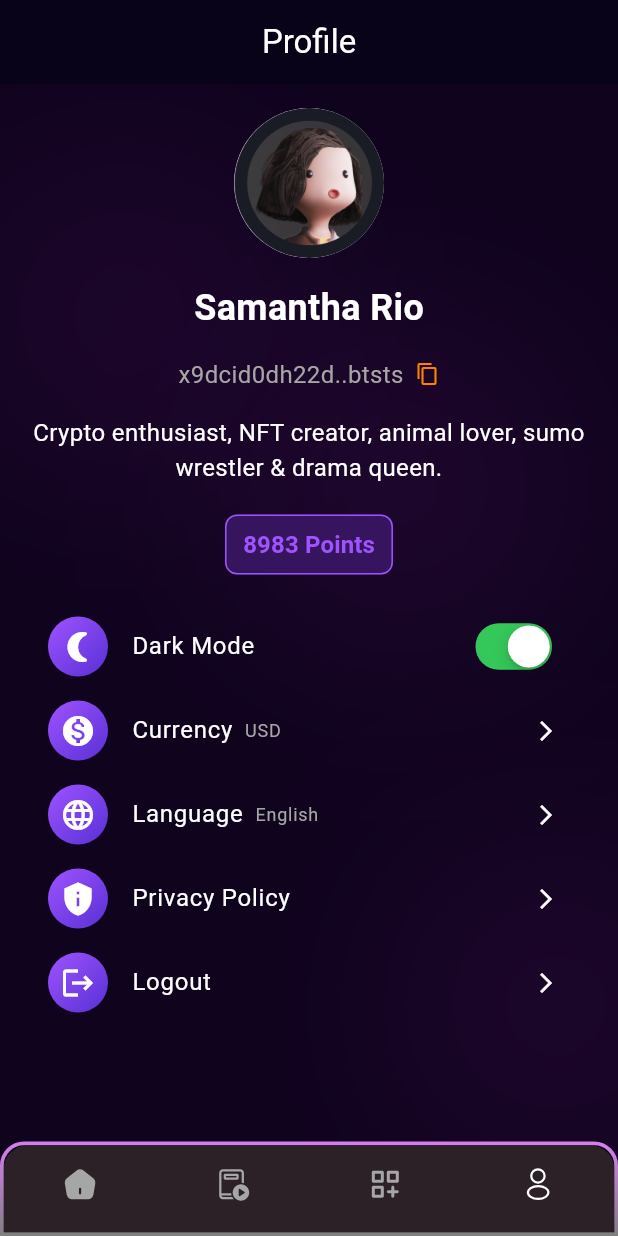
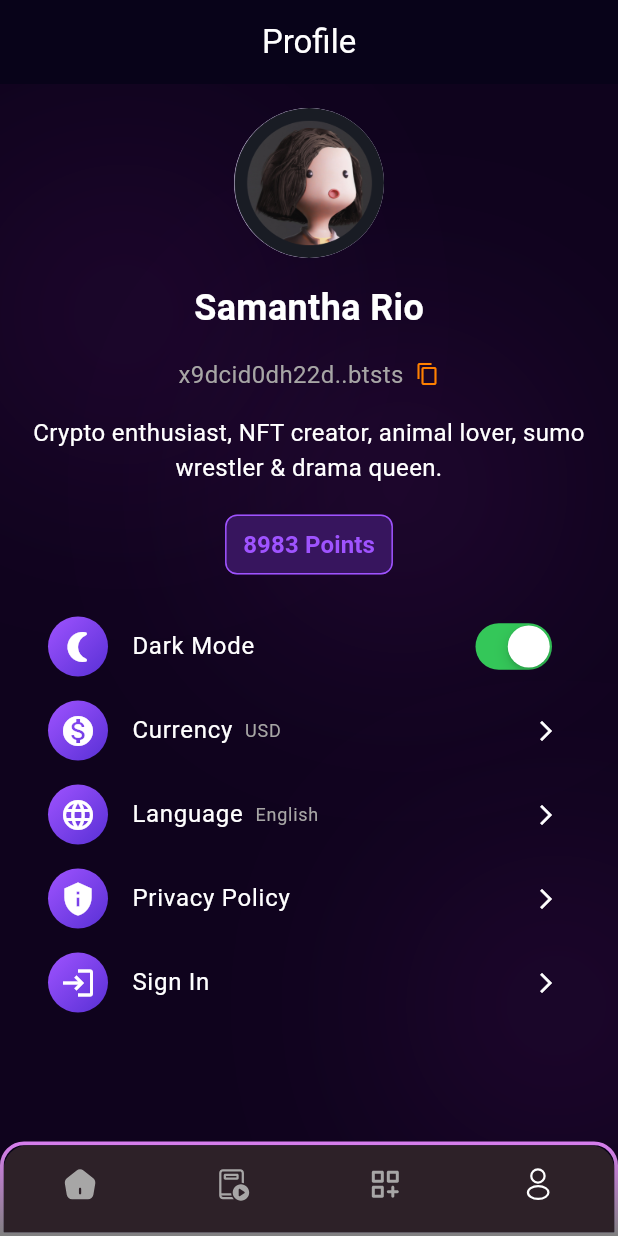
Before and after one commit to bduswork/bitcoinapps_flutter, a Flutter app: the BottomNavBarScreen screen opened directly, item 4 of the bottom bar chosen, on a phone screen of 412 x 824 dp. Run offline on Flutter 3.47's test engine with Material 3 defaults, Android fonts, the phone set to English and light mode, and no system bars; our stand-ins replace chewie, dropdown_button2, flutter_svg, gradient_borders, pinput, shared_preferences and 3 more; accounts and stored records are empty; generated files the repository leaves out were written again; network calls fail.

Commit message:
Update Routing

```diff
--- a/lib/providers/theme/app_theme_provider.dart
+++ b/lib/providers/theme/app_theme_provider.dart
@@ -13,6 +13,12 @@ class AppThemeProvider extends ChangeNotifier {
 
   AppThemeProvider() {
     _loadThemePreference();
+  }
+
+  void setIsLoggedIn(bool value) {
+    _isLoggedIn = value;
+    AppSharedPreferences().setIsUserLoggedIn(value);
+    notifyListeners();
   }
 
   Future<void> _loadThemePreference() async {
--- a/lib/views/auth/signin_screen.dart
+++ b/lib/views/auth/signin_screen.dart
@@ -5,7 +5,6 @@ import 'package:btcapp/common/custom_text_field.dart';
 import 'package:btcapp/providers/auth/signin_provider.dart';
 import 'package:btcapp/providers/theme/app_theme_provider.dart';
 import 'package:btcapp/utils/constants/image_constant.dart';
-import 'package:btcapp/utils/local_storage/app_sharedpreference.dart';
 import 'package:btcapp/views/auth/reset_screen.dart';
 import 'package:btcapp/views/auth/signup_screen.dart';
 import 'package:btcapp/views/bottom_nav_bar/bottom_nav_bar_screen.dart';
@@ -148,7 +147,8 @@ class _SignInViewState extends State<SignInView> {
                                     ),
                                   );
 
-                                  AppSharedPreferences().setIsUserLoggedIn(true);
+                                  //AppSharedPreferences().setIsUserLoggedIn(true);
+                                  appThemeProvider.setIsLoggedIn(true);
 
                                   Navigator.of(context).push(MaterialPageRoute(
                                     builder: (context) =>
--- a/lib/views/bottom_nav_bar/bottom_nav_bar_screen.dart
+++ b/lib/views/bottom_nav_bar/bottom_nav_bar_screen.dart
@@ -20,7 +20,7 @@ class _BottomNavBarScreenState extends State<BottomNavBarScreen> {
   void initState() {
     super.initState();
     WidgetsBinding.instance.addPostFrameCallback((_) {
-      context.read<BottomNavBarProvider>().selectedIndex = 0;
+      //context.read<BottomNavBarProvider>().selectedIndex = 0;
     });
   }
 
--- a/lib/views/onboarding/onboarding_slide.dart
+++ b/lib/views/onboarding/onboarding_slide.dart
@@ -2,10 +2,10 @@ import 'package:btcapp/common/app_background.dart';
 import 'package:btcapp/common/custom_gradient_border.dart';
 import 'package:btcapp/common/custom_rounder_button.dart';
 import 'package:btcapp/enum/border_side_type.dart';
+import 'package:btcapp/views/bottom_nav_bar/bottom_nav_bar_screen.dart';
 import 'package:flutter/material.dart';
 import 'package:btcapp/utils/constants/color_constant.dart';
 import 'package:btcapp/utils/local_storage/app_sharedpreference.dart';
-import 'package:btcapp/views/welcome/welcome_screen.dart';
 
 class OnboardingSlide extends StatelessWidget {
   final String title;
@@ -160,7 +160,7 @@ class OnboardingSlide extends StatelessWidget {
                                         Navigator.of(context).pushReplacement(
                                           MaterialPageRoute(
                                             builder: (context) =>
-                                                const WelcomeScreen(),
+                                                const BottomNavBarScreen(),
                                           ),
                                         );
                                       }
@@ -189,7 +189,7 @@ class OnboardingSlide extends StatelessWidget {
                                         Navigator.of(context).pushReplacement(
                                           MaterialPageRoute(
                                             builder: (context) =>
-                                                const WelcomeScreen(),
+                                                const BottomNavBarScreen(),
                                           ),
                                         );
                                       }
--- a/lib/views/onboarding/onboarding_view.dart
+++ b/lib/views/onboarding/onboarding_view.dart
@@ -1,7 +1,7 @@
+import 'package:btcapp/views/bottom_nav_bar/bottom_nav_bar_screen.dart';
 import 'package:btcapp/views/interest/interest_screen.dart';
 import 'package:flutter/material.dart';
 import 'package:btcapp/utils/constants/image_constant.dart';
-import 'package:btcapp/views/welcome/welcome_screen.dart';
 import 'dart:async';
 import 'onboarding_slide.dart';
 
@@ -35,7 +35,7 @@ class _OnboardingViewState extends State<OnboardingView> {
       } else {
         timer.cancel();
         Navigator.of(context).pushReplacement(
-          MaterialPageRoute(builder: (context) => const WelcomeScreen()),
+          MaterialPageRoute(builder: (context) => const BottomNavBarScreen()),
         );
       }
     });
--- a/lib/views/profile/profile_screen.dart
+++ b/lib/views/profile/profile_screen.dart
@@ -2,6 +2,7 @@ import 'package:btcapp/common/app_background.dart';
 import 'package:btcapp/common/custom_profile_items.dart';
 import 'package:btcapp/providers/theme/app_theme_provider.dart';
 import 'package:btcapp/utils/constants/image_constant.dart';
+import 'package:btcapp/views/auth/signin_screen.dart';
 import 'package:flutter/cupertino.dart';
 import 'package:flutter/material.dart';
 import 'package:flutter/services.dart';
@@ -166,12 +167,23 @@ class _ProfileScreenState extends State<ProfileScreen> {
                           subtitle: '',
                           onTap: () {},
                         ),
-                        ListItem(
-                          icon: Icons.logout,
-                          title: 'Logout',
-                          subtitle: '',
-                          onTap: () {},
-                        ),
+                        appThemeProvider.isLoggedIn
+                            ? ListItem(
+                                icon: Icons.logout,
+                                title: 'Logout',
+                                subtitle: '',
+                                onTap: () {},
+                              )
+                            : ListItem(
+                                icon: Icons.login,
+                                title: 'Sign In',
+                                subtitle: '',
+                                onTap: () {
+                                  Navigator.of(context).push(MaterialPageRoute(
+                                    builder: (context) => const SignInView(),
+                                  ));
+                                },
+                              ),
                       ],
                     ),
                   ],
```
Also changed, not shown: lib/views/drawer/app_drawer_screen.dart (+28 -28 lines), lib/views/interest/interest_screen.dart (+8 -3 lines).
